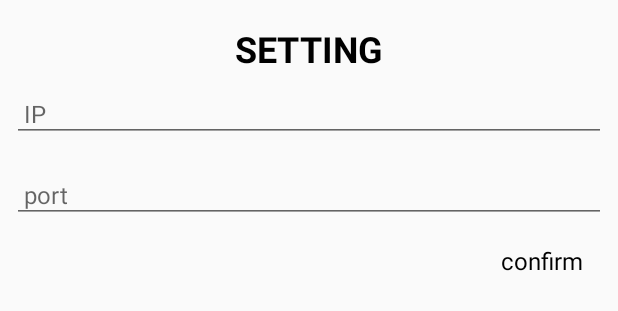
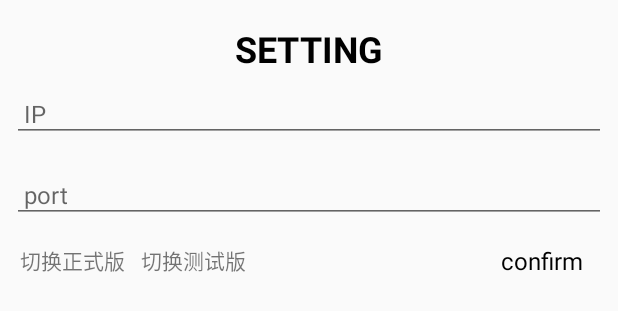
Before and after one commit to pandatuu/uhfproject, an Android app: the layout dialog_setting.xml on its own in the app's theme, with its tools: preview values and no code run, on a phone screen of 412 x 824 dp. Shown: the top 311 px of the screen. Run offline under Robolectric (Android 15) with nearby library versions, the phone set to English and light mode, and no system bars.

Commit message:
扫描限制，入库和出库列表只能有200个，超出需先上传；区别正式版和测试版，因为一个是https，一个是http。

```diff
--- a/app/src/main/java/com/example/uhfproject/ui/fragment/FindItemFragment.kt
+++ b/app/src/main/java/com/example/uhfproject/ui/fragment/FindItemFragment.kt
@@ -189,7 +189,7 @@ class FindItemFragment : BaseFragment<FragmentFindItemBinding>(), SensorEventLis
                     keyStatus = true
                     mBinding.vScanHint.setBackgroundColor(Color.parseColor("#0055A3"))
                     mBinding.tvScanHint.text = "Scanning"
-                    mainViewModel.startStock()
+                    mainViewModel.startStock{}
                 }else{
                     keyStatus = false
                     mBinding.vScanHint.setBackgroundColor(Color.GRAY)
--- a/app/src/main/java/com/example/uhfproject/utils/Const.kt
+++ b/app/src/main/java/com/example/uhfproject/utils/Const.kt
@@ -21,6 +21,11 @@ object Const {
     var port: String
         set(value) = SPUtils.putString("PORT_KEY", value)
         get() = SPUtils.getString("PORT_KEY", PORT_VALUE)
+
+    private const val MODE_VALUE = true
+    var mode: Boolean
+        set(value) = SPUtils.putBoolean("MODE_KEY", value)
+        get() = SPUtils.getBoolean("MODE_KEY", MODE_VALUE)
 
     private const val READ_ME_VALUE = false
     var isReadMe: Boolean
--- a/app/src/main/java/com/example/uhfproject/utils/retrofit/MainService.kt
+++ b/app/src/main/java/com/example/uhfproject/utils/retrofit/MainService.kt
@@ -47,8 +47,8 @@ interface MainService {
     /**
      * 查询快递单号列表
      */
-    @GET("post/getTrackingIdByEPC")
-    suspend fun getTrackingIdByEPCNet(@Query("epcList") epcList: List<String>) : HttpResult<List<ExcelDownloadVO>>
+    @POST("post/getTrackingIdByEPC")
+    suspend fun getTrackingIdByEPCNet(@Body epcList: List<String>) : HttpResult<List<ExcelDownloadVO>>
 
     /**
      * 出库
--- a/app/src/main/java/com/example/uhfproject/utils/retrofit/RetrofitClient.kt
+++ b/app/src/main/java/com/example/uhfproject/utils/retrofit/RetrofitClient.kt
@@ -2,6 +2,7 @@ package com.example.uhfproject.utils.retrofit
 
 import com.example.uhfproject.utils.Const.ACCESS_TOKEN
 import com.example.uhfproject.utils.Const.ip
+import com.example.uhfproject.utils.Const.mode
 import com.example.uhfproject.utils.Const.port
 import okhttp3.OkHttpClient
 import okhttp3.logging.HttpLoggingInterceptor
@@ -11,7 +12,7 @@ import java.util.concurrent.TimeUnit
 
 object RetrofitClient {
 
-    private val BASE_URL = "http://${ip}:${port}/prod-api/"
+    private val BASE_URL = "${if(mode)"https" else "http"}://${ip}:${port}/prod-api/"
     val urlInterceptor = BaseUrlInterceptor(BASE_URL)
     private val tokenInterceptor = UpdateTokenInterceptor(ACCESS_TOKEN)
 
--- a/app/src/main/res/layout/dialog_setting.xml
+++ b/app/src/main/res/layout/dialog_setting.xml
@@ -57,4 +57,24 @@
         app:layout_constraintEnd_toEndOf="parent"
         app:layout_constraintTop_toBottomOf="@+id/edt_port" />
 
+    <TextView
+        android:id="@+id/btn_setting_release"
+        android:layout_width="wrap_content"
+        android:layout_height="50dp"
+        android:text="切换正式版"
+        android:paddingHorizontal="5dp"
+        android:gravity="center"
+        app:layout_constraintStart_toStartOf="parent"
+        app:layout_constraintTop_toBottomOf="@+id/edt_port" />
+
+    <TextView
+        android:id="@+id/btn_setting_debug"
+        android:layout_width="wrap_content"
+        android:layout_height="50dp"
+        android:text="切换测试版"
+        android:paddingHorizontal="5dp"
+        android:gravity="center"
+        app:layout_constraintStart_toEndOf="@+id/btn_setting_release"
+        app:layout_constraintTop_toBottomOf="@+id/edt_port" />
+
 </androidx.constraintlayout.widget.ConstraintLayout>
```
Also changed, not shown: app/src/main/java/com/example/uhfproject/ui/MainViewModel.kt (+8 -2 lines), app/src/main/java/com/example/uhfproject/ui/SettingDialog.kt (+15 -2 lines), app/src/main/java/com/example/uhfproject/ui/fragment/InBoundFragment.kt (+11 -3 lines), app/src/main/java/com/example/uhfproject/ui/fragment/OutBoundFragment.kt (+11 -3 lines).
